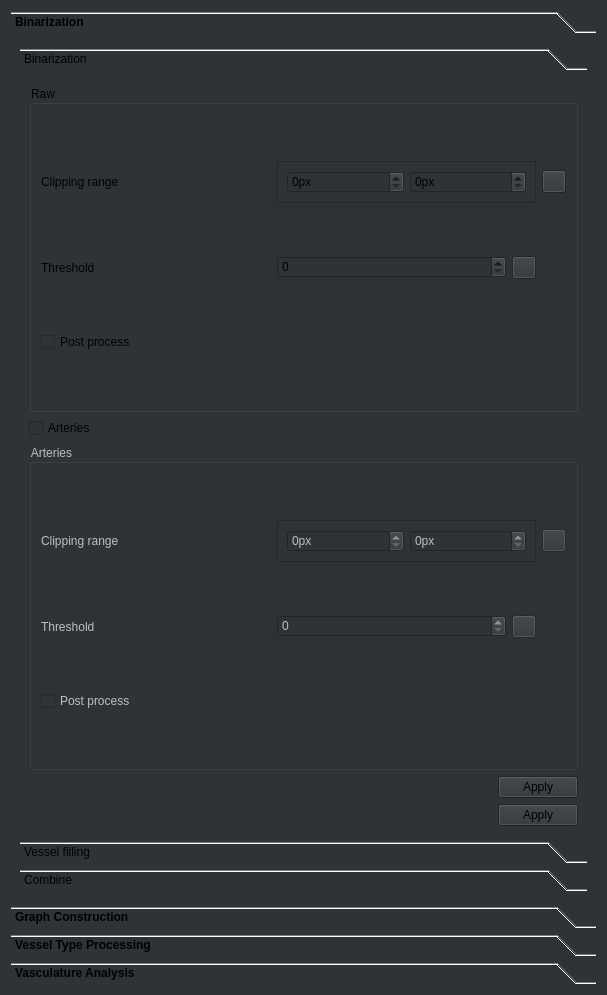
ClearAnatomics/ClearMap, file ClearMap/gui/creator/vasculature_tab.ui: the form before one commit.
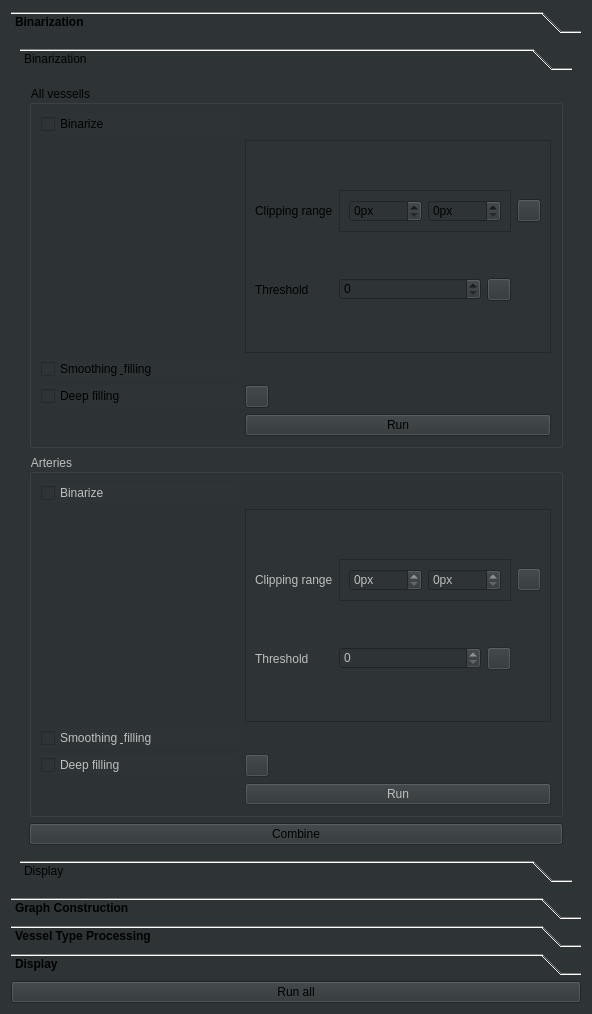
The form after the commit. The open tabs and pages were chosen to show the change. Icons and pictures are not drawn.

Patch:
```diff
--- a/ClearMap/gui/creator/vasculature_tab.ui
+++ b/ClearMap/gui/creator/vasculature_tab.ui
@@ -6,8 +6,8 @@
    <rect>
     <x>0</x>
     <y>0</y>
-    <width>607</width>
-    <height>995</height>
+    <width>592</width>
+    <height>1014</height>
    </rect>
   </property>
   <property name="minimumSize">
@@ -50,8 +50,8 @@
              <rect>
               <x>0</x>
               <y>0</y>
-              <width>583</width>
-              <height>851</height>
+              <width>568</width>
+              <height>840</height>
              </rect>
             </property>
             <attribute name="label">
@@ -68,8 +68,8 @@
                  <rect>
                   <x>0</x>
                   <y>0</y>
-                  <width>565</width>
-                  <height>743</height>
+                  <width>550</width>
+                  <height>762</height>
                  </rect>
                 </property>
                 <attribute name="label">
@@ -82,9 +82,36 @@
                     <string notr="true"/>
                    </property>
                    <property name="title">
-                    <string>Raw</string>
+                    <string>All vessells</string>
                    </property>
                    <layout class="QGridLayout" name="gridLayout">
+                    <item row="5" column="1">
+                     <widget class="QToolButton" name="binarizationRawDeepFillingInfoToolButton">
+                      <property name="icon">
+                       <iconset resource="icons.qrc">
+                        <normaloff>:/icons/icons/info.svg</normaloff>:/icons/icons/info.svg</iconset>
+                      </property>
+                     </widget>
+                    </item>
+                    <item row="5" column="0">
+                     <widget class="QCheckBox" name="rawBinarizationDeepFillingCheckBox">
+                      <property name="whatsThis">
+                       <string>&lt;html&gt;&lt;head/&gt;&lt;body&gt;&lt;p&gt;In this step a trained convolutional deep network &lt;/p&gt;&lt;p&gt;is applied to fill the holes of hollow vessels in the &lt;/p&gt;&lt;p&gt;vasculature and arteries data.&lt;/p&gt;&lt;p&gt;&lt;br/&gt;&lt;/p&gt;&lt;/body&gt;&lt;/html&gt;</string>
+                      </property>
+                      <property name="text">
+                       <string>Deep filling</string>
+                      </property>
+                     </widget>
+                    </item>
+                    <item row="2" column="1">
+                     <widget class="QFrame" name="frame">
+                      <property name="frameShape">
+                       <enum>QFrame::StyledPanel</enum>
+                      </property>
+                      <property name="frameShadow">
+                       <enum>QFrame::Raised</enum>
+                      </property>
+                      <layout class="QGridLayout" name="gridLayout_3">
                     <item row="0" column="0">
                      <widget class="QLabel" name="binarizationRawClippingRangeLbl">
                       <property name="toolTip">
@@ -175,26 +202,33 @@
                       </property>
                      </widget>
                     </item>
-                    <item row="2" column="0">
+                      </layout>
+                     </widget>
+                    </item>
+                    <item row="4" column="0">
                      <widget class="QCheckBox" name="rawBinarizationPostprocessingCheckBox">
                       <property name="text">
-                       <string>Post process</string>
+                       <string>Smoothing &amp; filling</string>
+                      </property>
+                     </widget>
+                    </item>
+                    <item row="6" column="1">
+                     <widget class="QPushButton" name="binarizeVesselsPushButton">
+                      <property name="text">
+                       <string>Run</string>
+                      </property>
+                     </widget>
+                    </item>
+                    <item row="0" column="0">
+                     <widget class="QCheckBox" name="runRawBinarizationCheckBox">
+                      <property name="text">
+                       <string>Binarize</string>
                       </property>
                      </widget>
                     </item>
                    </layout>
                   </widget>
                  </item>
-                 <item>
-                  <widget class="QCheckBox" name="runArteriesBinarizationCheckBox">
-                   <property name="text">
-                    <string>Arteries</string>
-                   </property>
-                   <property name="checked">
-                    <bool>false</bool>
-                   </property>
-                  </widget>
-                 </item>
                  <item>
                   <widget class="QGroupBox" name="groupBox">
                    <property name="enabled">
@@ -204,6 +238,54 @@
                     <string>Arteries</string>
                    </property>
                    <layout class="QGridLayout" name="gridLayout_2">
+                    <item row="4" column="0">
+                     <widget class="QCheckBox" name="arteriesBinarizationDeepFillingCheckBox">
+                      <property name="whatsThis">
+                       <string>&lt;html&gt;&lt;head/&gt;&lt;body&gt;&lt;p&gt;In this step a trained convolutional deep network &lt;/p&gt;&lt;p&gt;is applied to fill the holes of hollow vessels in the &lt;/p&gt;&lt;p&gt;vasculature and arteries data.&lt;/p&gt;&lt;p&gt;&lt;br/&gt;&lt;/p&gt;&lt;/body&gt;&lt;/html&gt;</string>
+                      </property>
+                      <property name="text">
+                       <string>Deep filling</string>
+                      </property>
+                     </widget>
+                    </item>
+                    <item row="5" column="1">
+                     <widget class="QPushButton" name="binarizeArteriesPushButton">
+                      <property name="text">
+                       <string>Run</string>
+                      </property>
+                     </widget>
+                    </item>
+                    <item row="3" column="0">
+                     <widget class="QCheckBox" name="arteriesBinarizationPostprocessingCheckBox">
+                      <property name="text">
+                       <string>Smoothing &amp; filling</string>
+                      </property>
+                     </widget>
+                    </item>
+                    <item row="4" column="1">
+                     <widget class="QToolButton" name="binarizationArteriesDeepFillingInfoToolButton">
+                      <property name="icon">
+                       <iconset resource="icons.qrc">
+                        <normaloff>:/icons/icons/info.svg</normaloff>:/icons/icons/info.svg</iconset>
+                      </property>
+                     </widget>
+                    </item>
+                    <item row="0" column="0">
+                     <widget class="QCheckBox" name="runArteriesBinarizationCheckBox">
+                      <property name="text">
+                       <string>Binarize</string>
+                      </property>
+                     </widget>
+                    </item>
+                    <item row="1" column="1">
+                     <widget class="QFrame" name="frame_2">
+                      <property name="frameShape">
+                       <enum>QFrame::StyledPanel</enum>
+                      </property>
+                      <property name="frameShadow">
+                       <enum>QFrame::Raised</enum>
+                      </property>
+                      <layout class="QGridLayout" name="gridLayout_13">
                     <item row="0" column="0">
                      <widget class="QLabel" name="binarizationArteriesClippingRangeLbl">
                       <property name="toolTip">
@@ -294,154 +376,33 @@
                       </property>
                      </widget>
                     </item>
-                    <item row="2" column="0">
-                     <widget class="QCheckBox" name="arteriesBinarizationPostprocessingCheckBox">
-                      <property name="text">
-                       <string>Post process</string>
-                      </property>
-                     </widget>
-                    </item>
                    </layout>
                   </widget>
                  </item>
-                 <item>
-                  <widget class="QDialogButtonBox" name="binarizationButtonBox">
-                   <property name="standardButtons">
-                    <set>QDialogButtonBox::Apply</set>
-                   </property>
-                   <property name="applyText" stdset="0">
-                    <string>Run</string>
-                   </property>
-                  </widget>
-                 </item>
-                 <item>
-                  <widget class="QDialogButtonBox" name="plotBinarizationButtonBox">
-                   <property name="standardButtons">
-                    <set>QDialogButtonBox::Apply</set>
-                   </property>
-                   <property name="applyText" stdset="0">
-                    <string>Plot</string>
-                   </property>
-                  </widget>
-                 </item>
-                </layout>
-               </widget>
-               <widget class="QWidget" name="page_86">
-                <property name="geometry">
-                 <rect>
-                  <x>0</x>
-                  <y>0</y>
-                  <width>565</width>
-                  <height>743</height>
-                 </rect>
-                </property>
-                <attribute name="label">
-                 <string>Vessel filling</string>
-                </attribute>
-                <layout class="QGridLayout" name="gridLayout_3">
-                 <item row="0" column="0" colspan="2">
-                  <layout class="QFormLayout" name="formLayout_49">
-                   <item row="0" column="0">
-                    <widget class="QCheckBox" name="vesselFillingMainChannelCheckBox">
-                     <property name="text">
-                      <string>Main channel</string>
-                     </property>
-                    </widget>
-                   </item>
-                   <item row="0" column="1">
-                    <spacer name="verticalSpacer_101">
-                     <property name="orientation">
-                      <enum>Qt::Vertical</enum>
-                     </property>
-                     <property name="sizeHint" stdset="0">
-                      <size>
-                       <width>20</width>
-                       <height>40</height>
-                      </size>
-                     </property>
-                    </spacer>
-                   </item>
-                   <item row="1" column="0">
-                    <widget class="QCheckBox" name="vesselFillingSecondaryChannelCheckBox">
-                     <property name="text">
-                      <string>Secondary channel</string>
-                     </property>
-                    </widget>
-                   </item>
-                   <item row="1" column="1">
-                    <spacer name="verticalSpacer_102">
-                     <property name="orientation">
-                      <enum>Qt::Vertical</enum>
-                     </property>
-                     <property name="sizeHint" stdset="0">
-                      <size>
-                       <width>20</width>
-                       <height>40</height>
-                      </size>
-                     </property>
-                    </spacer>
-                   </item>
-                  </layout>
-                 </item>
-                 <item row="1" column="0">
-                  <widget class="QDialogButtonBox" name="fillVesselsButtonBox">
-                   <property name="toolTip">
-                    <string>Fill the tubular structure of vessels</string>
-                   </property>
-                   <property name="whatsThis">
-                    <string>&lt;html&gt;&lt;head/&gt;&lt;body&gt;&lt;p&gt;In this step a trained convolutional deep network &lt;/p&gt;&lt;p&gt;is applied to fill the holes of hollow vessels in the &lt;/p&gt;&lt;p&gt;vasculature and arteries data.&lt;/p&gt;&lt;p&gt;&lt;br/&gt;&lt;/p&gt;&lt;/body&gt;&lt;/html&gt;</string>
-                   </property>
-                   <property name="standardButtons">
-                    <set>QDialogButtonBox::Apply</set>
-                   </property>
-                   <property name="applyText" stdset="0">
-                    <string>Run</string>
-                   </property>
-                  </widget>
-                 </item>
-                 <item row="1" column="1">
-                  <widget class="QToolButton" name="fillVesselsButtonBoxInfoToolButton">
-                   <property name="icon">
-                    <iconset resource="icons.qrc">
-                     <normaloff>:/icons/icons/info.svg</normaloff>:/icons/icons/info.svg</iconset>
-                   </property>
-                  </widget>
-                 </item>
-                 <item row="2" column="0" colspan="2">
-                  <widget class="QDialogButtonBox" name="plotFillVesselsButtonBox">
-                   <property name="standardButtons">
-                    <set>QDialogButtonBox::Apply|QDialogButtonBox::Close</set>
-                   </property>
-                   <property name="applyText" stdset="0">
-                    <string>Plot</string>
-                   </property>
-                  </widget>
-                 </item>
-                </layout>
-               </widget>
-               <widget class="QWidget" name="page">
-                <property name="geometry">
-                 <rect>
-                  <x>0</x>
-                  <y>0</y>
-                  <width>565</width>
-                  <height>743</height>
-                 </rect>
-                </property>
-                <attribute name="label">
-                 <string>Combine</string>
-                </attribute>
-                <layout class="QVBoxLayout" name="verticalLayout_4">
+                   </layout>
+                  </widget>
+                 </item>
                  <item>
-                  <widget class="QDialogButtonBox" name="binarizationCombineRunButton">
+                  <widget class="QPushButton" name="binarizationCombinePushButton">
                    <property name="toolTip">
                     <string>Combine the binary images of the different vasculature channels</string>
                    </property>
-                   <property name="standardButtons">
-                    <set>QDialogButtonBox::Apply</set>
+                   <property name="text">
+                    <string>Combine</string>
                    </property>
-                   <property name="applyText" stdset="0">
-                    <string>Run</string>
+                  </widget>
+                 </item>
+                </layout>
+               </widget>
+               <widget class="QWidget" name="page_3">
+                <attribute name="label">
+                 <string>Display</string>
+                </attribute>
+                <layout class="QGridLayout" name="gridLayout_12">
+                 <item row="0" column="0">
+                  <widget class="QLabel" name="label">
+                   <property name="text">
+                    <string>Image A</string>
                    </property>
                   </widget>
                  </item>
@@ -1381,7 +1342,7 @@
              </rect>
             </property>
             <attribute name="label">
-             <string>Vasculature Analysis</string>
+             <string>Display</string>
             </attribute>
             <layout class="QVBoxLayout" name="verticalLayout_7">
              <item>
@@ -1501,6 +1462,13 @@
      </item>
     </layout>
    </item>
+   <item>
+    <widget class="QPushButton" name="runAllVasculaturePushButton">
+     <property name="text">
+      <string>Run all</string>
+     </property>
+    </widget>
+   </item>
   </layout>
  </widget>
  <resources>
```
Left out of the diff: 550 changed lines with no effect on the pictures. Lines whose indentation alone changed are shown as unchanged.
